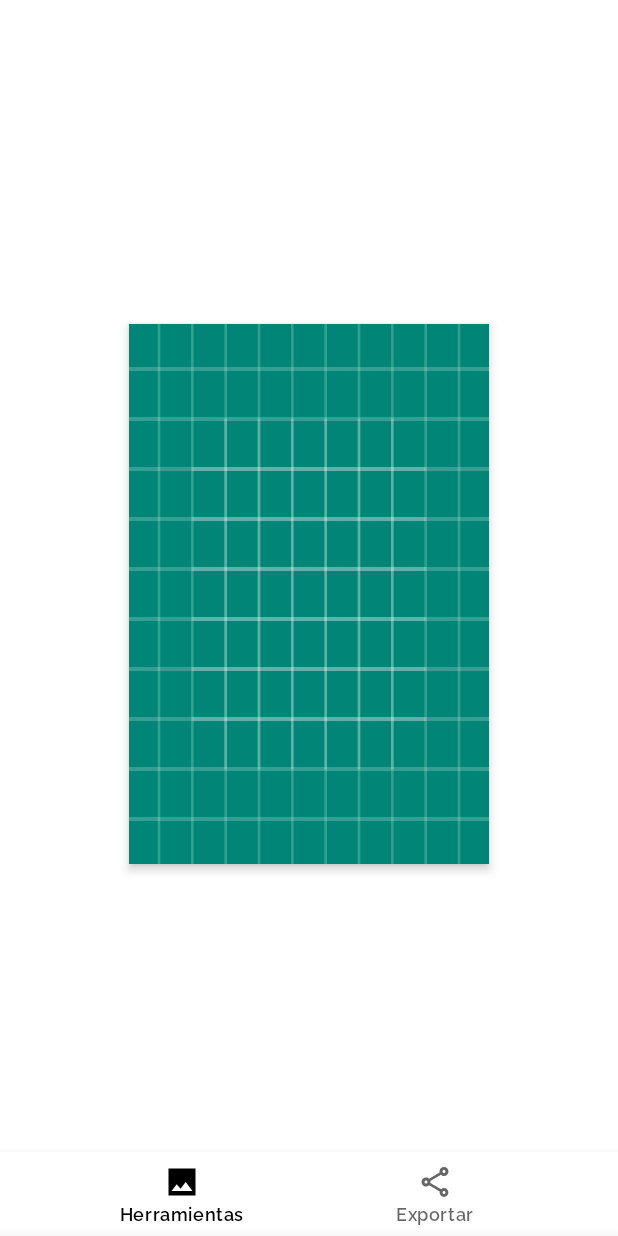
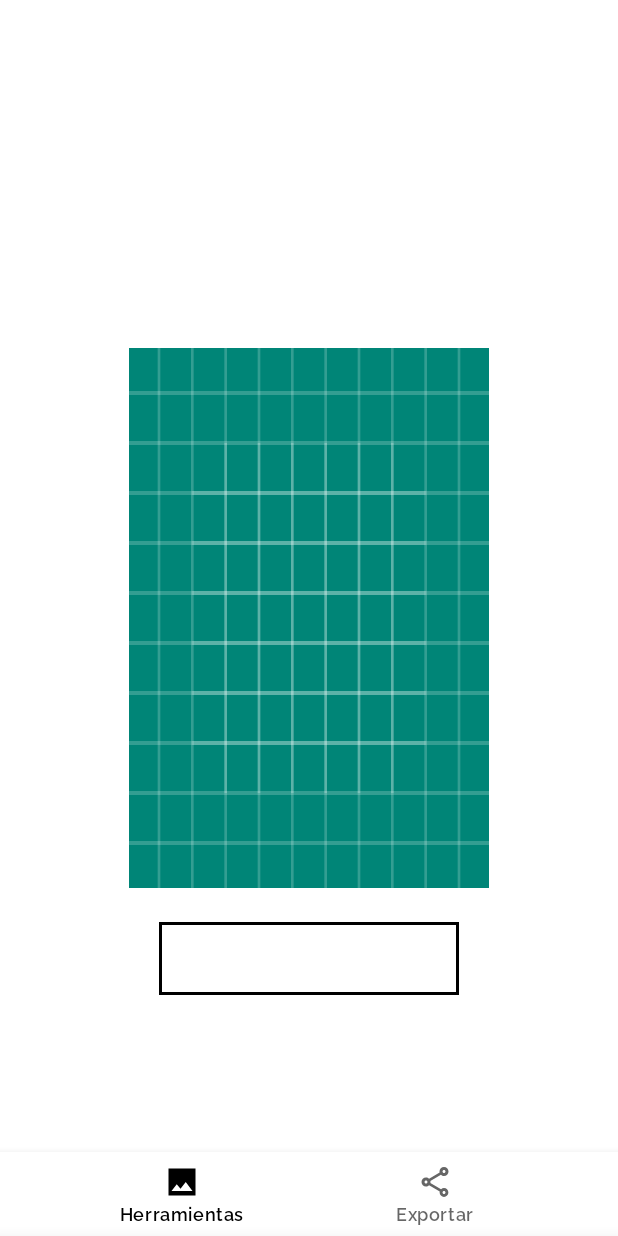
Before and after one commit to serbelga/Pixel-Lab, an Android app: the layout fragment_editor.xml on its own in the app's theme, with its tools: preview values and no code run, on a phone screen of 412 x 824 dp. Run offline under Robolectric (Android 15) with nearby library versions, the phone set to English and light mode, and no system bars; Roboto replaces fonts that are not available here.

Commit message:
Refactor, Addition of Spectrum Library, Figure Mode Line

```diff
--- a/app/build.gradle
+++ b/app/build.gradle
@@ -33,5 +33,6 @@ dependencies {
     androidTestImplementation 'androidx.test.espresso:espresso-core:3.1.1'
     implementation 'android.arch.navigation:navigation-fragment:1.0.0-alpha09'
     implementation 'com.github.bumptech.glide:glide:4.8.0'
+    implementation 'com.thebluealliance:spectrum:0.7.1'
     annotationProcessor 'com.github.bumptech.glide:compiler:4.8.0'
 }
--- a/app/src/main/java/com/example/sergiobelda/photoeditor/editableimageview/EditableImageView.java
+++ b/app/src/main/java/com/example/sergiobelda/photoeditor/editableimageview/EditableImageView.java
@@ -8,6 +8,7 @@ import android.util.AttributeSet;
 import android.view.GestureDetector;
 import android.view.MotionEvent;
 import android.view.ScaleGestureDetector;
+import androidx.constraintlayout.utils.widget.ImageFilterView;
 import com.example.sergiobelda.photoeditor.editableimageview.figures.Circle;
 import com.example.sergiobelda.photoeditor.editableimageview.figures.Line;
 import com.example.sergiobelda.photoeditor.editableimageview.figures.Square;
@@ -19,7 +20,7 @@ import static com.example.sergiobelda.photoeditor.editableimageview.EditorTool.P
 import static com.example.sergiobelda.photoeditor.editableimageview.figures.Figure.*;
 import static com.example.sergiobelda.photoeditor.editableimageview.EditorTool.FIGURE;
 
-public class EditableImageView extends androidx.appcompat.widget.AppCompatImageView {
+public class EditableImageView extends ImageFilterView {
     private float mScaleFactor = 1.f;
     GestureDetector gestureDetector;
     ScaleGestureDetector mScaleDetector;
@@ -27,82 +28,33 @@ public class EditableImageView extends androidx.appcompat.widget.AppCompatImageV
     Paint paint = new Paint();
     List<Square> squares;
     List<Circle> circles;
+    List<Path> paths;
+    List<Line> lines;
+    Map<Integer, Path> pathMap;
 
-    Map<Integer, Path> paths;
-    List<Path> pathList;
+    int currentColor = Color.BLACK;
 
     int figureMode = -1;
     int editMode = -1;
 
-
-    StrategyTool strategyTool;
     MyContext myContext;
 
     public EditableImageView(Context context, AttributeSet attrs) {
         super(context, attrs);
         squares = new ArrayList<>();
         circles = new ArrayList<>();
-        pathList = new ArrayList<>();
-        paths = new HashMap<>();
+        paths = new ArrayList<>();
+        lines = new ArrayList<>();
+        pathMap = new HashMap<>();
         myContext = new MyContext(this);
         GestureListener gestureListener = new GestureListener();
         gestureDetector = new GestureDetector(getContext(), gestureListener);
+        paint.setStrokeWidth(8);
         //mScaleDetector = new ScaleGestureDetector(getContext(), new ScaleListener());
     }
 
     @Override
     public boolean onTouchEvent(MotionEvent event) {
-        /*
-        gestureDetector.onTouchEvent(event);
-        //mScaleDetector.onTouchEvent(event);
-        float xTouch, yTouch;
-        Square s = null;
-        int pointerIndex = event.getActionIndex();
-        int id = event.getPointerId(pointerIndex);
-        switch (event.getActionMasked()) {
-            case MotionEvent.ACTION_POINTER_DOWN:
-            case MotionEvent.ACTION_DOWN:
-                if (editMode == PAINT) {
-                    addPath(id);
-                }
-                xTouch = event.getX();
-                yTouch = event.getY();
-                s = getSquare(xTouch, yTouch);
-                if (s != null) {
-                    s.setX(xTouch);
-                    s.setY(yTouch);
-                    Log.d("Square: ", Float.toString(s.getX()) + Float.toString(s.getY()));
-                }
-                invalidate();
-                break;
-            case MotionEvent.ACTION_MOVE:
-                if (editMode == PAINT) {
-                    for (int i = 0; i < event.getPointerCount(); i++) {
-                        int mId = event.getPointerId(i);
-                        updateLines(mId, event.getX(i), event.getY(i));
-                    }
-                }
-                xTouch = event.getX();
-                yTouch = event.getY();
-                s = getSquare(xTouch, yTouch);
-                if (s != null) {
-                    s.setX(xTouch);
-                    s.setY(yTouch);
-                    Log.d("Square: ", Float.toString(s.getX()) + Float.toString(s.getY()));
-                }
-                invalidate();
-                break;
-            case MotionEvent.ACTION_UP:
-            case MotionEvent.ACTION_POINTER_UP:
-                if (editMode == PAINT) {
-                    Path p = new Path(paths.get(id).getLines(), paths.get(id).getColor());
-                    pathList.add(p);
-                    paths.get(id).setLines(new ArrayList<Line>());
-                }
-                break;
-        }
-        invalidate();
-        */
         switch (editMode) {
             case PAINT :
                 myContext.setStrategyTool(new StrategyPaint());
@@ -129,18 +81,22 @@ public class EditableImageView extends androidx.appcompat.widget.AppCompatImageV
             paint.setColor((int) c.getColor());
             canvas.drawCircle(c.getX(), c.getY(), c.getRadius(), paint);
         }
-        for (Path p : pathList) {
-            paint.setColor((int) p.getColor());
+        for (Path p : paths) {
+            paint.setColor(p.getColor());
             for (Line l : p.getLines()){
                 canvas.drawLine(l.getX0(), l.getY0(), l.getXf(), l.getYf(), paint);
             }
         }
-        for (Integer id : paths.keySet()) {
-            Path path = paths.get(id);
+        for (Integer id : pathMap.keySet()) {
+            Path path = pathMap.get(id);
             paint.setColor(path.getColor());
             for (Line l : path.getLines()){
                 canvas.drawLine(l.getX0(), l.getY0(), l.getXf(), l.getYf(), paint);
             }
+        }
+        for (Line l : lines) {
+            paint.setColor(l.getColor());
+            canvas.drawLine(l.getX0(), l.getY0(), l.getXf(), l.getYf(), paint);
         }
         canvas.restore();
     }
@@ -168,22 +124,25 @@ public class EditableImageView extends androidx.appcompat.widget.AppCompatImageV
         this.editMode = editMode;
     }
 
+    public void setCurrentColor(int currentColor) {
+        this.currentColor = currentColor;
+    }
+
     /**
      * Listener of gesture actions
-     * Double tap: figure mode determinate is the figure will be drawn
+     * Double tap: figure mode determinate the figure will be drawn
      */
     private class GestureListener extends GestureDetector.SimpleOnGestureListener {
         @Override
         public boolean onDoubleTap(MotionEvent e) {
-            int color = Color.rgb(random.nextInt(255), random.nextInt(255), random.nextInt(255));
             if (editMode == FIGURE) {
                 switch (figureMode) {
                     case SQUARE:
-                        Square s = new Square(e.getX(), e.getY(), 100, color);
+                        Square s = new Square(e.getX(), e.getY(), 100, currentColor);
                         squares.add(s);
                         break;
                     case CIRCLE:
-                        Circle c = new Circle(e.getX(), e.getY(), 50, color);
+                        Circle c = new Circle(e.getX(), e.getY(), 50, currentColor);
                         circles.add(c);
                         break;
                 }
--- a/app/src/main/java/com/example/sergiobelda/photoeditor/editableimageview/MyContext.java
+++ b/app/src/main/java/com/example/sergiobelda/photoeditor/editableimageview/MyContext.java
@@ -15,7 +15,7 @@ public class MyContext {
         this.strategyTool = strategyTool;
     }
 
-    public void onTouchEvent(MotionEvent event){
+    public void onTouchEvent(MotionEvent event) {
         strategyTool.onTouchEvent(event);
     }
 }
--- a/app/src/main/java/com/example/sergiobelda/photoeditor/editableimageview/StrategyTool.java
+++ b/app/src/main/java/com/example/sergiobelda/photoeditor/editableimageview/StrategyTool.java
@@ -12,7 +12,7 @@ abstract class StrategyTool {
         this.imageView = imageView;
     }
 
-    void invalidate(){
+    void invalidate() {
         imageView.invalidate();
     }
 
--- a/app/src/main/java/com/example/sergiobelda/photoeditor/editableimageview/figures/Figure.java
+++ b/app/src/main/java/com/example/sergiobelda/photoeditor/editableimageview/figures/Figure.java
@@ -3,4 +3,5 @@ package com.example.sergiobelda.photoeditor.editableimageview.figures;
 public final class Figure {
     public static final int SQUARE = 0;
     public static final int CIRCLE = 1;
+    public static final int LINE = 2;
 }
--- a/app/src/main/res/layout/activity_main.xml
+++ b/app/src/main/res/layout/activity_main.xml
@@ -19,12 +19,12 @@
             android:layout_width="match_parent"
             android:layout_height="wrap_content"
             app:liftOnScroll="true">
-
+        <!--
         <androidx.appcompat.widget.Toolbar
                 android:id="@+id/toolbar"
                 android:layout_width="match_parent"
                 android:layout_height="wrap_content"
                 app:title="Editor">
-        </androidx.appcompat.widget.Toolbar>
+        </androidx.appcompat.widget.Toolbar>-->
     </com.google.android.material.appbar.AppBarLayout>
 </androidx.constraintlayout.widget.ConstraintLayout>
--- a/app/src/main/res/layout/fragment_editor.xml
+++ b/app/src/main/res/layout/fragment_editor.xml
@@ -6,27 +6,36 @@
         android:layout_height="match_parent"
         tools:context=".ui.EditorFragment">
 
-    <androidx.constraintlayout.widget.ConstraintLayout
+    <androidx.constraintlayout.motion.widget.MotionLayout
             android:layout_width="match_parent"
-            android:layout_height="match_parent" android:paddingBottom="64dp" android:paddingTop="32dp"
-            android:paddingEnd="8dp" android:paddingStart="8dp">
+            android:layout_height="match_parent"
+            app:layoutDescription="@xml/scene_01"
+            android:id="@+id/motionLayout">
 
-        <FrameLayout
-                android:elevation="4dp"
-                android:background="@drawable/canvas"
-                app:layout_constraintEnd_toEndOf="parent"
-                android:layout_marginEnd="16dp" app:layout_constraintStart_toStartOf="parent"
-                android:layout_marginStart="16dp" android:layout_marginTop="64dp"
-                app:layout_constraintTop_toTopOf="parent" android:layout_marginBottom="64dp"
+        <com.example.sergiobelda.photoeditor.editableimageview.EditableImageView
+                android:layout_width="wrap_content"
+                android:layout_height="wrap_content"
+                android:id="@+id/myImageView"
+                android:src="@drawable/ic_launcher_background_size"
+                app:layout_constraintStart_toStartOf="parent" android:layout_marginStart="8dp"
+                app:layout_constraintEnd_toEndOf="parent" android:layout_marginEnd="8dp" android:layout_marginTop="8dp"
+                app:layout_constraintTop_toTopOf="parent" android:layout_marginBottom="8dp"
+                app:layout_constraintBottom_toBottomOf="parent"/>
+
+        <com.google.android.material.textfield.TextInputLayout
+                android:id="@+id/nameTextInputLayout"
+                android:layout_width="wrap_content"
+                android:layout_height="wrap_content" app:layout_constraintEnd_toEndOf="parent"
+                android:layout_marginEnd="8dp" app:layout_constraintStart_toStartOf="parent"
+                android:layout_marginStart="8dp" android:layout_marginBottom="8dp"
                 app:layout_constraintBottom_toBottomOf="parent"
-                android:layout_width="wrap_content" android:layout_height="wrap_content">
-            <com.example.sergiobelda.photoeditor.editableimageview.EditableImageView
-                    android:scaleType="centerInside"
-                    android:layout_width="wrap_content"
-                    android:layout_height="wrap_content"
-                    android:id="@+id/myImageView" android:src="@drawable/ic_launcher_background_size"/>
-        </FrameLayout>
-    </androidx.constraintlayout.widget.ConstraintLayout>
+                android:visibility="visible"
+                app:layout_constraintTop_toBottomOf="@+id/myImageView" app:layout_constraintVertical_bias="0.100000024">
+            <com.google.android.material.textfield.TextInputEditText
+                    android:layout_width="200dp"
+                    android:layout_height="match_parent"/>
+        </com.google.android.material.textfield.TextInputLayout>
+    </androidx.constraintlayout.motion.widget.MotionLayout>
 
     <com.google.android.material.bottomnavigation.BottomNavigationView
             android:id="@+id/bottom_navigation"
--- a/app/src/main/res/layout/fragment_tab_figure.xml
+++ b/app/src/main/res/layout/fragment_tab_figure.xml
@@ -16,6 +16,11 @@
                 android:text="Squares"
                 android:layout_width="wrap_content"
                 android:layout_height="wrap_content"/>
+        <com.google.android.material.button.MaterialButton
+                android:id="@+id/linesButton"
+                android:text="Lines"
+                android:layout_width="wrap_content"
+                android:layout_height="wrap_content"/>
     </LinearLayout>
 
 
--- a/app/src/main/res/values/arrays.xml
+++ b/app/src/main/res/values/arrays.xml
@@ -2,8 +2,8 @@
 <resources>
     <array name="palette">
         <item>@color/black</item>
+        <item>@color/redDark</item>
         <item>@color/red</item>
-        <item>@color/redDark</item>
         <item>@color/yellowDark</item>
         <item>@color/yellow</item>
         <item>@color/teal</item>
--- a/app/src/main/res/values/styles.xml
+++ b/app/src/main/res/values/styles.xml
@@ -14,6 +14,10 @@
         <!-- Status Bar color and windowLightStatusBar true if Status bar is Light and false if it's dark-->
         <item name="android:statusBarColor">@color/whiteDark</item>
         <item name="android:windowLightStatusBar">true</item>
+
+        <item name="textInputStyle">
+            @style/AppTextInputLayout
+        </item>
 
         <item name="bottomNavigationStyle">
             @style/AppBottomNavigation
@@ -120,4 +124,9 @@
         <item name="strokeWidth">1dp</item>
     </style>
 
+    <style name="AppTextInputLayout" parent="Widget.MaterialComponents.TextInputLayout.OutlinedBox.Dense">
+        <item name="boxStrokeColor">@color/black</item>
+        <item name="counterTextColor">@color/black</item>
+    </style>
+
 </resources>
--- /dev/null
+++ b/app/src/main/res/xml/scene_01.xml
@@ -0,0 +1,38 @@
+<?xml version="1.0" encoding="utf-8"?>
+<MotionScene xmlns:android="http://schemas.android.com/apk/res/android"
+             xmlns:motion="http://schemas.android.com/apk/res-auto">
+    <Transition
+            motion:constraintSetStart="@+id/start"
+            motion:constraintSetEnd="@+id/end"
+            motion:duration="500">
+    </Transition>
+
+    <ConstraintSet android:id="@+id/start">
+        <Constraint
+                android:layout_width="wrap_content"
+                android:layout_height="wrap_content"
+                android:id="@+id/myImageView"
+                android:src="@drawable/ic_launcher_background_size"
+                motion:layout_constraintStart_toStartOf="parent" android:layout_marginStart="8dp"
+                motion:layout_constraintEnd_toEndOf="parent" android:layout_marginEnd="8dp" android:layout_marginTop="8dp"
+                motion:layout_constraintTop_toTopOf="parent" android:layout_marginBottom="8dp"
+                motion:layout_constraintBottom_toBottomOf="parent">
+        </Constraint>
+    </ConstraintSet>
+
+    <ConstraintSet android:id="@+id/end">
+        <Constraint
+                android:scaleX="0.65"
+                android:scaleY="0.65"
+                android:layout_width="wrap_content"
+                android:layout_height="wrap_content"
+                android:id="@+id/myImageView"
+                android:src="@drawable/ic_launcher_background_size"
+                motion:layout_constraintStart_toStartOf="parent" android:layout_marginStart="8dp"
+                motion:layout_constraintEnd_toEndOf="parent" android:layout_marginEnd="8dp" android:layout_marginTop="8dp"
+                motion:layout_constraintTop_toTopOf="parent" android:layout_marginBottom="64dp"
+                motion:layout_constraintBottom_toBottomOf="parent">
+        </Constraint>
+    </ConstraintSet>
+
+</MotionScene>
```
Also changed, not shown: app/src/main/java/com/example/sergiobelda/photoeditor/editableimageview/StrategyFigure.java (+27 -1 lines), app/src/main/java/com/example/sergiobelda/photoeditor/editableimageview/StrategyPaint.java (+5 -5 lines), app/src/main/java/com/example/sergiobelda/photoeditor/ui/EditorFragment.java (+24 -3 lines), app/src/main/java/com/example/sergiobelda/photoeditor/ui/TabFigure.kt (+3 -6 lines), app/src/main/java/com/example/sergiobelda/photoeditor/ui/TabPaint.kt (+13 -4 lines), app/src/main/res/layout/fragment_tab_paint.xml (+13 -3 lines).
